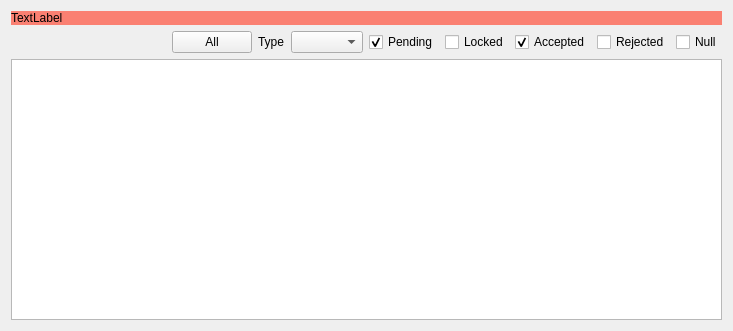
Quick-Box/quickevent, file quickevent/app/quickevent/plugins/Event/src/services/qx/qxlateregistrationswidget.ui: the form before one commit.
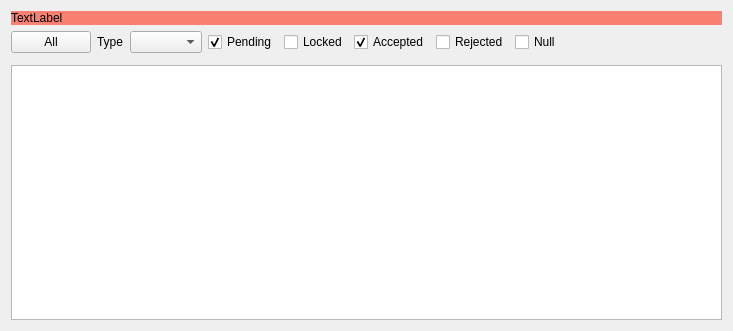
The form after the commit. Custom widgets are drawn as their Qt base class.

Commit message: feat: redesign late entries ui so that filter field is visible

What changed in the file:
```diff
--- a/quickevent/app/quickevent/plugins/Event/src/services/qx/qxlateregistrationswidget.ui
+++ b/quickevent/app/quickevent/plugins/Event/src/services/qx/qxlateregistrationswidget.ui
@@ -29,16 +29,6 @@
    </item>
    <item>
     <layout class="QHBoxLayout" name="horizontalLayout">
-     <item>
-      <widget class="qf::gui::TableViewToolBar" name="toolbar" native="true">
-       <property name="sizePolicy">
-        <sizepolicy hsizetype="Expanding" vsizetype="Preferred">
-         <horstretch>0</horstretch>
-         <verstretch>0</verstretch>
-        </sizepolicy>
-       </property>
-      </widget>
-     </item>
      <item>
       <widget class="QPushButton" name="btAll">
        <property name="text">
@@ -121,8 +111,31 @@
        </layout>
       </widget>
      </item>
+     <item>
+      <spacer name="horizontalSpacer">
+       <property name="orientation">
+        <enum>Qt::Orientation::Horizontal</enum>
+       </property>
+       <property name="sizeHint" stdset="0">
+        <size>
+         <width>40</width>
+         <height>20</height>
+        </size>
+       </property>
+      </spacer>
+     </item>
     </layout>
    </item>
+   <item>
+    <widget class="qf::gui::TableViewToolBar" name="toolbar" native="true">
+     <property name="sizePolicy">
+      <sizepolicy hsizetype="Expanding" vsizetype="Preferred">
+       <horstretch>0</horstretch>
+       <verstretch>0</verstretch>
+      </sizepolicy>
+     </property>
+    </widget>
+   </item>
    <item>
     <widget class="qf::gui::TableView" name="tableView"/>
    </item>
```
